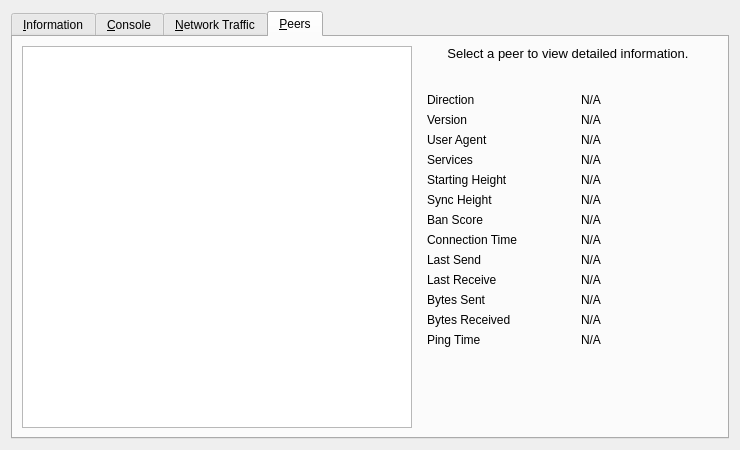
Above: src/qt/forms/rpcconsole.ui from Animecointeam/Animecoin before the change. Below: the same form after it.
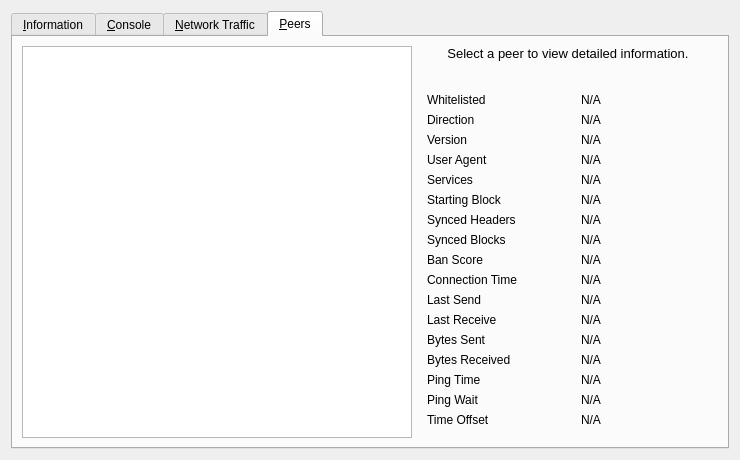
That is the form after the change. The open tabs and pages were chosen to show the change. Icons and pictures are not drawn. Custom widgets are drawn as their Qt base class.

Diff of the .ui file:
```diff
--- a/src/qt/forms/rpcconsole.ui
+++ b/src/qt/forms/rpcconsole.ui
@@ -745,14 +745,14 @@
          </property>
          <layout class="QGridLayout" name="gridLayout_3">
           <item row="0" column="0">
-           <widget class="QLabel" name="label_23">
+           <widget class="QLabel" name="label_30">
             <property name="text">
-             <string>Direction</string>
+             <string>Whitelisted</string>
             </property>
            </widget>
           </item>
           <item row="0" column="2">
-           <widget class="QLabel" name="peerDirection">
+           <widget class="QLabel" name="peerWhitelisted">
             <property name="cursor">
              <cursorShape>IBeamCursor</cursorShape>
             </property>
@@ -768,13 +768,36 @@
            </widget>
           </item>
           <item row="1" column="0">
+			<widget class="QLabel" name="label_23">
+            <property name="text">
+             <string>Direction</string>
+            </property>
+           </widget>
+          </item>
+          <item row="1" column="2">
+           <widget class="QLabel" name="peerDirection">
+            <property name="cursor">
+             <cursorShape>IBeamCursor</cursorShape>
+            </property>
+            <property name="text">
+             <string>N/A</string>
+            </property>
+            <property name="textFormat">
+             <enum>Qt::PlainText</enum>
+            </property>
+            <property name="textInteractionFlags">
+             <set>Qt::LinksAccessibleByMouse|Qt::TextSelectableByKeyboard|Qt::TextSelectableByMouse</set>
+            </property>
+           </widget>
+          </item>
+          <item row="2" column="0">
            <widget class="QLabel" name="label_21">
             <property name="text">
              <string>Version</string>
             </property>
            </widget>
           </item>
-          <item row="1" column="2">
+          <item row="2" column="2">
            <widget class="QLabel" name="peerVersion">
             <property name="cursor">
              <cursorShape>IBeamCursor</cursorShape>
@@ -790,14 +813,14 @@
             </property>
            </widget>
           </item>
-          <item row="2" column="0">
+          <item row="3" column="0">
            <widget class="QLabel" name="label_28">
             <property name="text">
              <string>User Agent</string>
             </property>
            </widget>
           </item>
-          <item row="2" column="2">
+          <item row="3" column="2">
            <widget class="QLabel" name="peerSubversion">
             <property name="cursor">
              <cursorShape>IBeamCursor</cursorShape>
@@ -813,14 +836,14 @@
             </property>
            </widget>
           </item>
-          <item row="3" column="0">
+          <item row="4" column="0">
            <widget class="QLabel" name="label_4">
             <property name="text">
              <string>Services</string>
             </property>
            </widget>
           </item>
-          <item row="3" column="2">
+          <item row="4" column="2">
            <widget class="QLabel" name="peerServices">
             <property name="cursor">
              <cursorShape>IBeamCursor</cursorShape>
@@ -839,7 +862,7 @@
           <item row="5" column="0">
            <widget class="QLabel" name="label_29">
             <property name="text">
-             <string>Starting Height</string>
+             <string>Starting Block</string>
             </property>
            </widget>
           </item>
@@ -862,7 +885,7 @@
           <item row="6" column="0">
            <widget class="QLabel" name="label_27">
             <property name="text">
-             <string>Sync Height</string>
+             <string>Synced Headers</string>
             </property>
            </widget>
           </item>
@@ -883,14 +906,14 @@
            </widget>
           </item>
           <item row="7" column="0">
-           <widget class="QLabel" name="label_24">
+           <widget class="QLabel" name="label_25">
             <property name="text">
-             <string>Ban Score</string>
+             <string>Synced Blocks</string>
             </property>
            </widget>
           </item>
           <item row="7" column="2">
-           <widget class="QLabel" name="peerBanScore">
+           <widget class="QLabel" name="peerCommonHeight">
             <property name="cursor">
              <cursorShape>IBeamCursor</cursorShape>
             </property>
@@ -906,13 +929,36 @@
            </widget>
           </item>
           <item row="8" column="0">
+			<widget class="QLabel" name="label_24">
+            <property name="text">
+             <string>Ban Score</string>
+            </property>
+           </widget>
+          </item>
+          <item row="8" column="2">
+           <widget class="QLabel" name="peerBanScore">
+            <property name="cursor">
+             <cursorShape>IBeamCursor</cursorShape>
+            </property>
+            <property name="text">
+             <string>N/A</string>
+            </property>
+            <property name="textFormat">
+             <enum>Qt::PlainText</enum>
+            </property>
+            <property name="textInteractionFlags">
+             <set>Qt::LinksAccessibleByMouse|Qt::TextSelectableByKeyboard|Qt::TextSelectableByMouse</set>
+            </property>
+           </widget>
+          </item>
+          <item row="9" column="0">
            <widget class="QLabel" name="label_22">
             <property name="text">
              <string>Connection Time</string>
             </property>
            </widget>
           </item>
-          <item row="8" column="2">
+          <item row="9" column="2">
            <widget class="QLabel" name="peerConnTime">
             <property name="cursor">
              <cursorShape>IBeamCursor</cursorShape>
@@ -928,14 +974,14 @@
             </property>
            </widget>
           </item>
-          <item row="9" column="0">
+          <item row="10" column="0">
            <widget class="QLabel" name="label_15">
             <property name="text">
              <string>Last Send</string>
             </property>
            </widget>
           </item>
-          <item row="9" column="2">
+          <item row="10" column="2">
            <widget class="QLabel" name="peerLastSend">
             <property name="cursor">
              <cursorShape>IBeamCursor</cursorShape>
@@ -951,14 +997,14 @@
             </property>
            </widget>
           </item>
-          <item row="10" column="0">
+          <item row="11" column="0">
            <widget class="QLabel" name="label_19">
             <property name="text">
              <string>Last Receive</string>
             </property>
            </widget>
           </item>
-          <item row="10" column="2">
+          <item row="11" column="2">
            <widget class="QLabel" name="peerLastRecv">
             <property name="cursor">
              <cursorShape>IBeamCursor</cursorShape>
@@ -974,14 +1020,14 @@
             </property>
            </widget>
           </item>
-          <item row="11" column="0">
+          <item row="12" column="0">
            <widget class="QLabel" name="label_18">
             <property name="text">
              <string>Bytes Sent</string>
             </property>
            </widget>
           </item>
-          <item row="11" column="2">
+          <item row="12" column="2">
            <widget class="QLabel" name="peerBytesSent">
             <property name="cursor">
              <cursorShape>IBeamCursor</cursorShape>
@@ -997,14 +1043,14 @@
             </property>
            </widget>
           </item>
-          <item row="12" column="0">
+          <item row="13" column="0">
            <widget class="QLabel" name="label_20">
             <property name="text">
              <string>Bytes Received</string>
             </property>
            </widget>
           </item>
-          <item row="12" column="2">
+          <item row="13" column="2">
            <widget class="QLabel" name="peerBytesRecv">
             <property name="cursor">
              <cursorShape>IBeamCursor</cursorShape>
@@ -1020,14 +1066,14 @@
             </property>
            </widget>
           </item>
-          <item row="13" column="0">
+          <item row="14" column="0">
            <widget class="QLabel" name="label_26">
             <property name="text">
              <string>Ping Time</string>
             </property>
            </widget>
           </item>
-          <item row="13" column="2">
+          <item row="14" column="2">
            <widget class="QLabel" name="peerPingTime">
             <property name="cursor">
              <cursorShape>IBeamCursor</cursorShape>
@@ -1043,8 +1089,57 @@
             </property>
            </widget>
           </item>
-          <item row="14" column="1">
-           <spacer name="verticalSpacer_3">
+          <item row="15" column="0">
+           <widget class="QLabel" name="peerPingWaitLabel">
+            <property name="toolTip">
+             <string>The duration of a currently outstanding ping.</string>
+            </property>
+            <property name="text">
+             <string>Ping Wait</string>
+            </property>
+           </widget>
+          </item>
+          <item row="15" column="2">
+           <widget class="QLabel" name="peerPingWait">
+            <property name="cursor">
+             <cursorShape>IBeamCursor</cursorShape>
+            </property>
+            <property name="text">
+             <string>N/A</string>
+            </property>
+            <property name="textFormat">
+             <enum>Qt::PlainText</enum>
+            </property>
+            <property name="textInteractionFlags">
+             <set>Qt::LinksAccessibleByMouse|Qt::TextSelectableByKeyboard|Qt::TextSelectableByMouse</set>
+            </property>
+           </widget>
+          </item>
+          <item row="16" column="0">
+			 <widget class="QLabel" name="label_timeoffset">
+            <property name="text">
+             <string>Time Offset</string>
+            </property>
+           </widget>
+          </item>
+          <item row="16" column="2">
+           <widget class="QLabel" name="timeoffset">
+            <property name="cursor">
+             <cursorShape>IBeamCursor</cursorShape>
+            </property>
+            <property name="text">
+             <string>N/A</string>
+            </property>
+            <property name="textFormat">
+             <enum>Qt::PlainText</enum>
+            </property>
+            <property name="textInteractionFlags">
+             <set>Qt::LinksAccessibleByMouse|Qt::TextSelectableByKeyboard|Qt::TextSelectableByMouse</set>
+            </property>
+           </widget>
+          </item>
+          <item row="17" column="1">
+			 <spacer name="verticalSpacer_3">
             <property name="orientation">
              <enum>Qt::Vertical</enum>
             </property>
```
